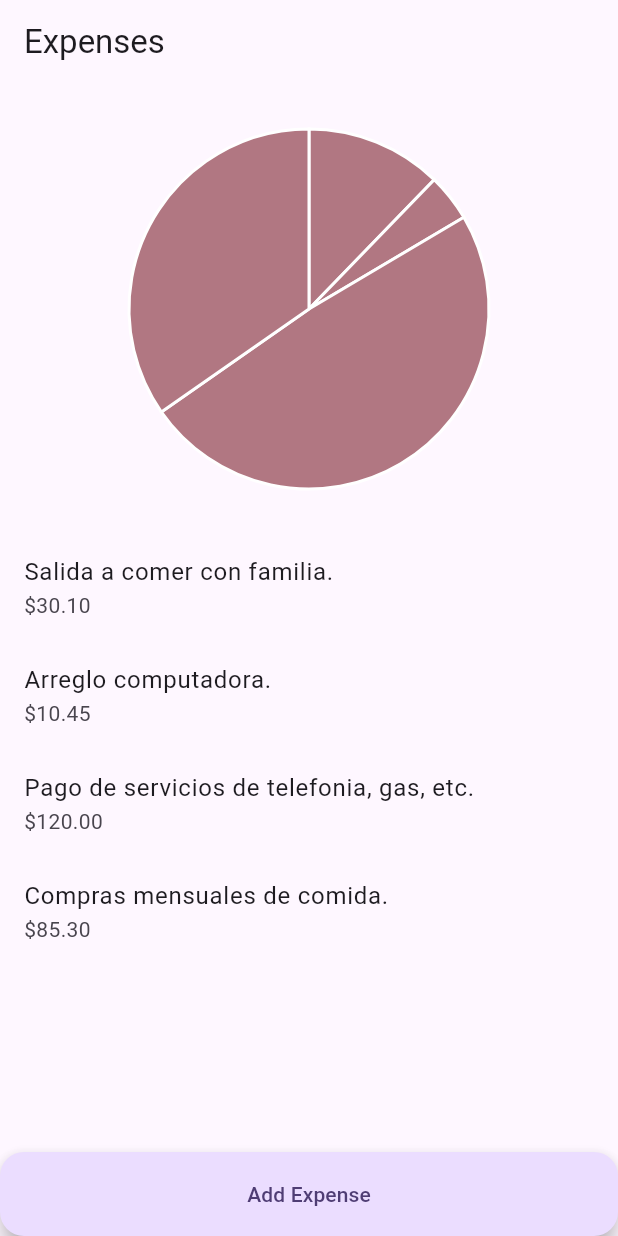
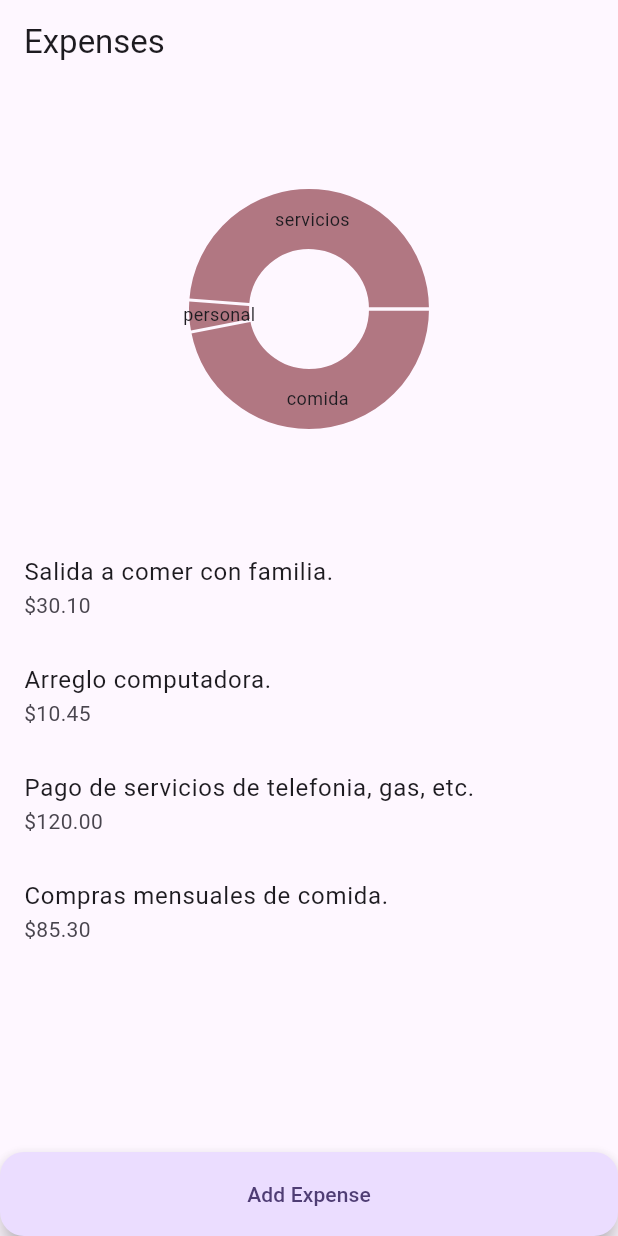
Before and after one commit to Yopo-Nicolas/pollux-flutter-challenge, a Flutter app: the screen it shows after launch, on a phone screen of 412 x 824 dp. Run offline on Flutter 3.47's test engine with Material 3 defaults, Android fonts, the phone set to English and light mode, and no system bars; drawn by our look-alikes of fl_chart.

Commit message:
Changed graph library from charts_flutter to fl_chart

```diff
--- a/lib/pages/expenses_view.dart
+++ b/lib/pages/expenses_view.dart
@@ -1,7 +1,7 @@
 import 'dart:math';
-
+import "package:collection/collection.dart";
+import 'package:fl_chart/fl_chart.dart';
 import 'package:flutter/material.dart';
-import 'package:charts_flutter/flutter.dart' as charts;
 import 'package:pollux_flutter_challenge/models/expense_model.dart';
 
 class ExpensesView extends StatefulWidget {
@@ -28,17 +28,27 @@ class _ExpensesViewState extends State<ExpensesView> {
       height: 20,
     );
 
-    List<charts.Series<Expense, String>> series = [
-      charts.Series(
-        id: "Expenses",
-        data: widget.expenses,
-        domainFn: (Expense expense, _) => expense.category,
-        measureFn: (Expense expense, _) => expense.amount,
-        colorFn: (Expense expense, _) =>
-            charts.ColorUtil.fromDartColor(Color(Random().nextInt(0xffffffff))),
-        labelAccessorFn: (Expense expense, _) =>
-            '\$${expense.amount.toStringAsFixed(2)}',
-      ),
+    Map<String, List<Expense>> groupedExpenses =
+        groupBy(widget.expenses, (Expense expense) => expense.category);
+
+    late List<Expense> expensesByCategory = [];
+
+    groupedExpenses.forEach((key, value) {
+      double categoryValue = 0;
+      for (var element in value) {
+        categoryValue += element.amount;
+      }
+      Expense newExpense = Expense(
+          description: 'Grouped $key', category: key, amount: categoryValue);
+      expensesByCategory.add(newExpense);
+    });
+
+    List<PieChartSectionData> series = [
+      ...expensesByCategory.map((expense) => PieChartSectionData(
+          color: Color(Random().nextInt(0xffffffff)),
+          value: expense.amount,
+          title: expense.category,
+          titleStyle: const TextStyle(fontSize: 12)))
     ];
 
     return Scaffold(
@@ -77,7 +87,10 @@ class _ExpensesViewState extends State<ExpensesView> {
                   width: MediaQuery.sizeOf(context).width - 100,
                   height: 300,
                   padding: const EdgeInsets.all(10.0),
-                  child: charts.PieChart(series, animate: true),
+                  child: PieChart(PieChartData(
+                      sections: series,
+                      centerSpaceRadius: 40,
+                      sectionsSpace: 2)),
                 ),
                 Expanded(
                   child: ListView.builder(
--- a/pubspec.yaml
+++ b/pubspec.yaml
@@ -30,10 +30,9 @@ environment:
 dependencies:
   flutter:
     sdk: flutter
-  charts_flutter: ^0.12.0
-  # The following adds the Cupertino Icons font to your application.
-  # Use with the CupertinoIcons class for iOS style icons.
+  collection: ^1.18.0
   cupertino_icons: ^1.0.6
+  fl_chart: ^0.66.2
 
 dev_dependencies:
   flutter_test:
```
Also changed, not shown: pubspec.lock.
